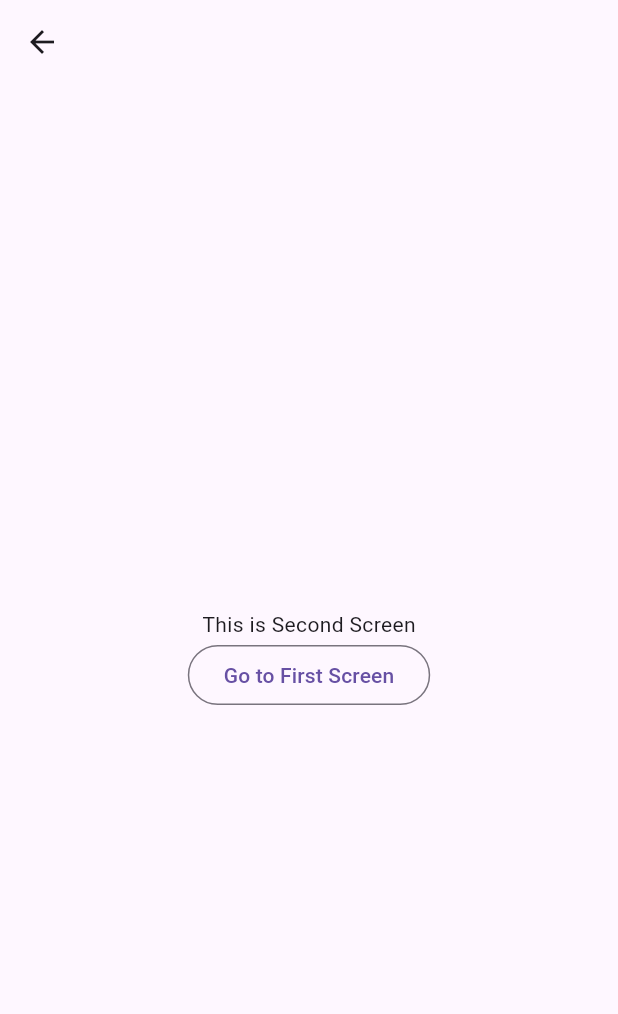
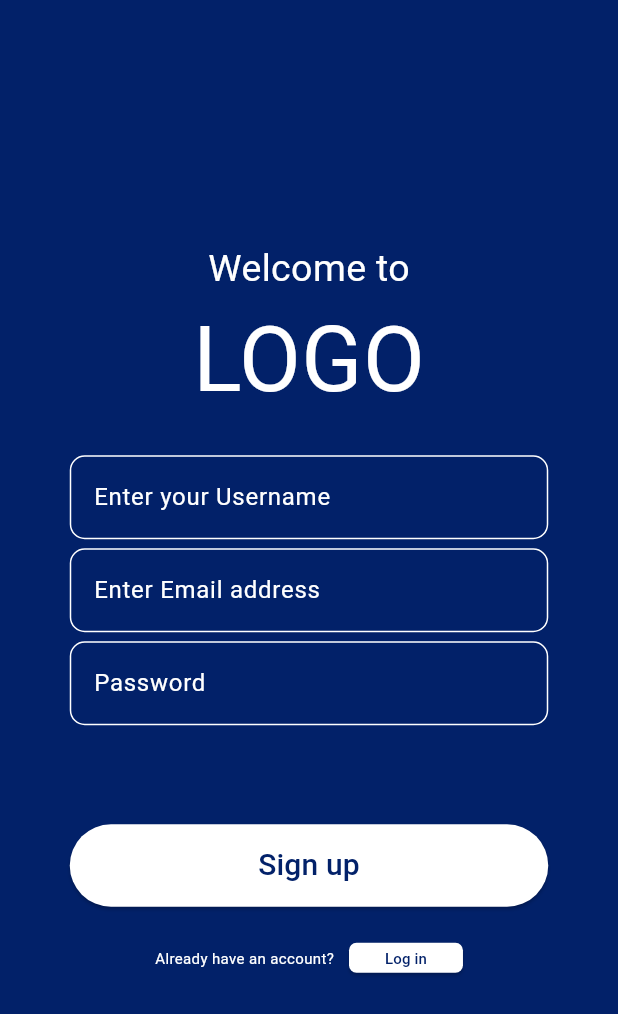
Before and after one commit to Journimal/Journimal-Client, a Flutter app: the screen it shows after launch, after a tap on "Log in", on a phone screen of 412 x 824 dp. Shown: the top 1014 px of the screen. Run offline on Flutter 3.47's test engine with Material 3 defaults, Android fonts, the phone set to English and light mode, and no system bars.

Commit message:
design: sign up 디자인 변경

```diff
--- a/lib/main.dart
+++ b/lib/main.dart
@@ -1,5 +1,4 @@
 import 'package:flutter/material.dart';
-import 'package:journimal_client/screen/login.dart';
 import 'package:journimal_client/screen/signup.dart';
 
 void main() {
@@ -17,9 +16,7 @@ class MyApp extends StatelessWidget {
       theme: ThemeData(
         primarySwatch: Colors.lightGreen,
       ),
-      home: LoginScreen(), //원래 여기 MyHomePage 해서 바로 아래에 class를
-      // 생성했지만 지금은 외부 패키지 (파일)을 불러와서
-      // 다른 파일에서 생성한 클래스를 사용!
+      home: SignupScreen(),
     );
   }
 }
--- a/lib/screen/signup.dart
+++ b/lib/screen/signup.dart
@@ -1,5 +1,6 @@
 // lib/screens/second_screen.dart
 import 'package:flutter/material.dart';
+import 'package:journimal_client/screen/login.dart';
 
 class SignupScreen extends StatelessWidget {
   const SignupScreen({super.key});
@@ -7,17 +8,177 @@ class SignupScreen extends StatelessWidget {
   @override
   Widget build(BuildContext context) {
     return Scaffold(
-      appBar: AppBar(),
+      backgroundColor: Color(0xff022169),
+      appBar: PreferredSize(
+        preferredSize: Size.fromHeight(0),
+        child: AppBar(),
+      ),
       body: Center(
         child: Column(
           mainAxisAlignment: MainAxisAlignment.center,
           children: [
-            Text('This is Second Screen'),
-            OutlinedButton(
-              onPressed: () {
-                Navigator.of(context).pop();
-              },
-              child: Text('Go to First Screen'),
+            Text(
+              'Welcome to',
+              style: TextStyle(
+                fontSize: 25,
+                color: Colors.white,
+              ),
+            ),
+            Text(
+              'LOGO',
+              style: TextStyle(
+                fontSize: 60,
+                color: Colors.white,
+              ),
+            ),
+            SizedBox(
+              height: 20,
+            ),
+            SizedBox(
+              width: 319,
+              height: 62,
+              child: TextField(
+                decoration: InputDecoration(
+                  enabledBorder: OutlineInputBorder(
+                    borderRadius: BorderRadius.circular(10),
+                    borderSide: BorderSide(
+                      color: Colors.white,
+                      width: 1.0,
+                    ),
+                  ),
+                  focusedBorder: OutlineInputBorder(
+                    borderRadius: BorderRadius.circular(10),
+                    borderSide: BorderSide(
+                      color: Colors.white,
+                      width: 1.0,
+                    ),
+                  ),
+                  hintText: 'Enter your Username',
+                  hintStyle: TextStyle(
+                    color: Colors.white,
+                  ),
+                ),
+                keyboardType: TextInputType.text,
+              ),
+            ),
+            SizedBox(
+              width: 319,
+              height: 62,
+              child: TextField(
+                decoration: InputDecoration(
+                  enabledBorder: OutlineInputBorder(
+                    borderRadius: BorderRadius.circular(10),
+                    borderSide: BorderSide(
+                      color: Colors.white,
+                      width: 1.0,
+                    ),
+                  ),
+                  focusedBorder: OutlineInputBorder(
+                    borderRadius: BorderRadius.circular(10),
+                    borderSide: BorderSide(
+                      color: Colors.white,
+                      width: 1.0,
+                    ),
+                  ),
+                  hintText: 'Enter Email address',
+                  hintStyle: TextStyle(
+                    color: Colors.white,
+                  ),
+                  border: OutlineInputBorder(),
+                ),
+                keyboardType: TextInputType.emailAddress,
+              ),
+            ),
+            SizedBox(
+              width: 319,
+              height: 62,
+              child: TextField(
+                decoration: InputDecoration(
+                  enabledBorder: OutlineInputBorder(
+                    borderRadius: BorderRadius.circular(10),
+                    borderSide: BorderSide(
+                      color: Colors.white,
+                      width: 1.0,
+                    ),
+                  ),
+                  focusedBorder: OutlineInputBorder(
+                    borderRadius: BorderRadius.circular(10),
+                    borderSide: BorderSide(
+                      color: Colors.white,
+                      width: 1.0,
+                    ),
+                  ),
+                  hintText: 'Password',
+                  hintStyle: TextStyle(
+                    color: Colors.white,
+                  ),
+                  border: OutlineInputBorder(),
+                ),
+                keyboardType: TextInputType.text,
+                obscureText: true, // 비밀번호 안보이게
+              ),
+            ),
+            SizedBox(
+              height: 60,
+            ),
+            SizedBox(
+              width: 319,
+              height: 55,
+              child: ElevatedButton(
+                onPressed: () {
+                  Navigator.push(
+                    context,
+                    MaterialPageRoute(
+                        builder: (context) => const LoginScreen()),
+                  );
+                },
+                style: ElevatedButton.styleFrom(
+                  backgroundColor: Color(0xffffffff),
+                ),
+                child: Text(
+                  'Sign up',
+                  style: TextStyle(
+                    color: Color(0xff022169),
+                    fontSize: 20,
+                  ),
+                ),
+              ),
+            ),
+            SizedBox(
+              height: 10,
+            ),
+            Row(
+              mainAxisAlignment: MainAxisAlignment.center,
+              children: [
+                Text(
+                  'Already have an account?',
+                  textAlign: TextAlign.center,
+                  style: TextStyle(
+                    fontSize: 10,
+                    color: Colors.white,
+                  ),
+                ),
+                SizedBox(
+                  width: 10,
+                ),
+                ElevatedButton(
+                  onPressed: () {},
+                  style: ElevatedButton.styleFrom(
+                    backgroundColor: Color(0xffffffff),
+                    minimumSize: const Size(48, 20),
+                    shape: RoundedRectangleBorder(
+                      borderRadius: BorderRadius.circular(5),
+                    ),
+                  ),
+                  child: Text(
+                    'Log in',
+                    style: TextStyle(
+                      color: Color(0xff022169),
+                      fontSize: 10,
+                    ),
+                  ),
+                ),
+              ],
             ),
           ],
         ),
```
